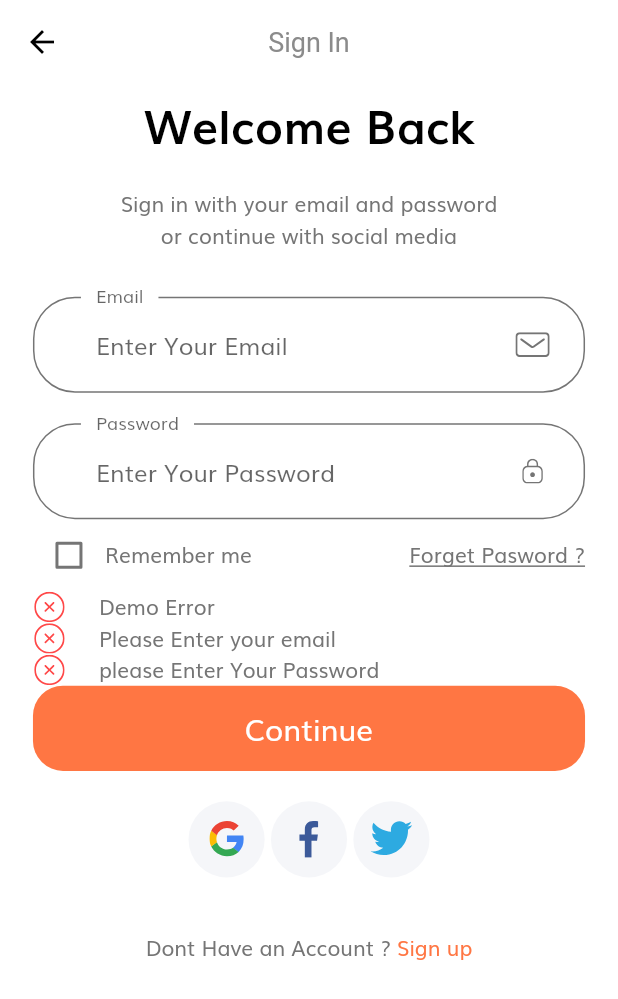
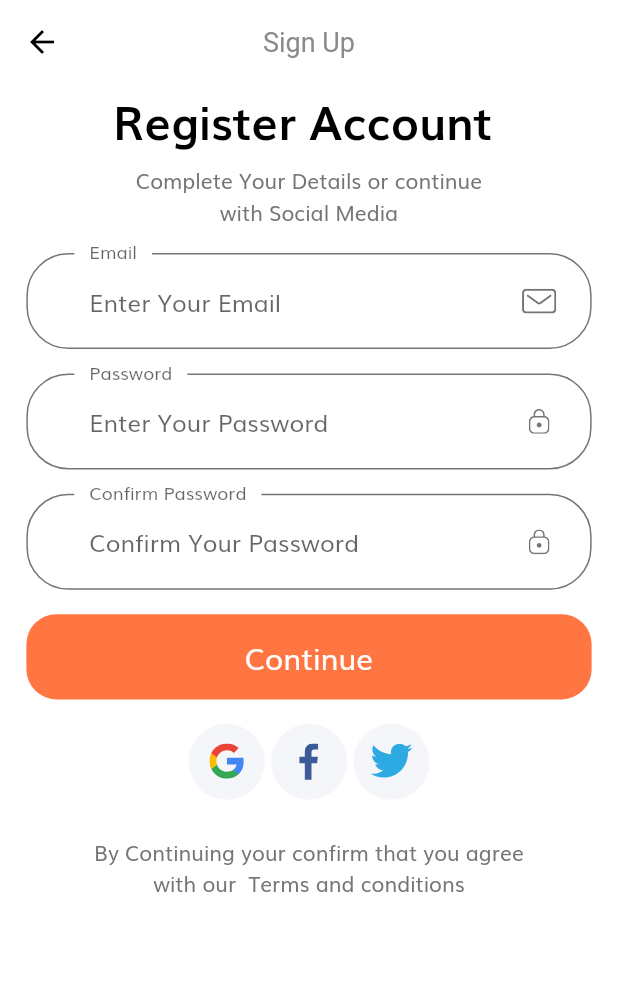
Before and after one commit to Adel-Saad/ecommerce, a Flutter app: the SignInScreen screen opened by its route, after a tap on "Continue", after a tap on "Sign up", on a phone screen of 412 x 824 dp. Shown: the top 999 px of the screen. Run offline on Flutter 3.47's test engine with Material 2 defaults, Android fonts, the phone set to English and light mode, and no system bars; our stand-ins replace flutter_svg.

Commit message:
adding register account

```diff
--- a/lib/components/custom_suffix_icon.dart
+++ b/lib/components/custom_suffix_icon.dart
@@ -4,12 +4,13 @@ import 'package:flutter_svg/svg.dart';
 import '../size_config.dart';
 
 class CustomSuffixIcon extends StatelessWidget {
+// props ...
   final String svgIcon;
-
+// constr ...
   const CustomSuffixIcon({
     @required this.svgIcon,
   });
-
+// Main Build ...
   @override
   Widget build(BuildContext context) {
     return Padding(
--- a/lib/components/error_form.dart
+++ b/lib/components/error_form.dart
@@ -4,13 +4,14 @@ import 'package:flutter_svg/svg.dart';
 import '../size_config.dart';
 
 class ErrorForm extends StatelessWidget {
+// constr ...
   const ErrorForm({
     Key key,
     @required this.errors,
   }) : super(key: key);
-
+// props ...
   final List<String> errors;
-
+// Main Build ...
   @override
   Widget build(BuildContext context) {
     return Column(
@@ -19,6 +20,7 @@ class ErrorForm extends StatelessWidget {
     );
   }
 
+//==============================================================================
   Row ErrorText(String error) {
     return Row(
       children: [
--- a/lib/components/no_account_form.dart
+++ b/lib/components/no_account_form.dart
@@ -1,3 +1,4 @@
+import 'package:e_commerce_app/screens/sign_up/sign_up.dart';
 import 'package:flutter/material.dart';
 
 import '../constants.dart';
@@ -14,7 +15,9 @@ class NoAccountText extends StatelessWidget {
       children: [
         Text('Dont Have an Account ?'),
         GestureDetector(
-          onTap: () {},
+          onTap: () {
+            Navigator.pushNamed(context, SignUp.routeName);
+          },
           child: Text(
             ' Sign up',
             style: TextStyle(
--- a/lib/constants.dart
+++ b/lib/constants.dart
@@ -23,20 +23,26 @@ final headingStyle = TextStyle(
 );
 
 const defaultDuration = Duration(milliseconds: 250);
-
+//------------------------------------------------------------------------------
 // Form Error
 final RegExp emailValidatorRegExp =
     RegExp(r"^[a-zA-Z0-9.]+@[a-zA-Z0-9]+\.[a-zA-Z]+");
 
 const String kEmailNullError = "Please Enter your email";
 const String kInvalidEmailError = "Please Enter Valid Email";
+//.....................
 const String kPassNullError = "Please Enter your password";
 const String kShortPassError = "Password is too short";
+//.....................
+const String kConfPassNullError = "Please Confirm your password";
 const String kMatchPassError = "Passwords don't match";
+//....................
 const String kNamelNullError = "Please Enter your name";
+//....................
 const String kPhoneNumberNullError = "Please Enter your phone number";
+//....................
 const String kAddressNullError = "Please Enter your address";
-
+//------------------------------------------------------------------------------
 final otpInputDecoration = InputDecoration(
   contentPadding:
       EdgeInsets.symmetric(vertical: getProportionateScreenWidth(15)),
--- a/lib/main.dart
+++ b/lib/main.dart
@@ -3,9 +3,7 @@ import 'package:e_commerce_app/screens/splash/splash.dart';
 import 'package:e_commerce_app/theme.dart';
 import 'package:flutter/material.dart';
 
-void main() {
-  runApp(MyApp());
-}
+void main() => runApp(MyApp());
 
 class MyApp extends StatelessWidget {
   // This widget is the root of your application.
--- a/lib/routes.dart
+++ b/lib/routes.dart
@@ -1,6 +1,8 @@
+import 'package:e_commerce_app/screens/complete_profile/complete_profile.dart';
 import 'package:e_commerce_app/screens/forget_password/forgot_password.dart';
 import 'package:e_commerce_app/screens/login_success/log_in_success.dart';
 import 'package:e_commerce_app/screens/sign_in/sign_in_screen.dart';
+import 'package:e_commerce_app/screens/sign_up/sign_up.dart';
 import 'package:e_commerce_app/screens/splash/splash.dart';
 import 'package:flutter/material.dart';
 
@@ -9,4 +11,6 @@ final Map<String, WidgetBuilder> routes = {
   SignInScreen.routeName: (context) => SignInScreen(),
   ForgotPassword.routeName: (context) => ForgotPassword(),
   LogInSuccess.routeName: (context) => LogInSuccess(),
+  SignUp.routeName: (context) => SignUp(),
+  CompleteProfile.routeName: (context) => CompleteProfile(),
 };
--- a/lib/screens/sign_in/components/body.dart
+++ b/lib/screens/sign_in/components/body.dart
@@ -1,9 +1,10 @@
 import 'package:e_commerce_app/components/no_account_form.dart';
 import 'package:e_commerce_app/components/social_card.dart';
-import 'package:e_commerce_app/constants.dart';
 import 'package:e_commerce_app/screens/sign_in/components/sign_in_form.dart';
 import 'package:e_commerce_app/size_config.dart';
 import 'package:flutter/material.dart';
+
+import '../../../constants.dart';
 
 class Body extends StatelessWidget {
   @override
@@ -17,26 +18,16 @@ class Body extends StatelessWidget {
           child: SingleChildScrollView(
             child: Column(
               children: [
-                SizedBox(
-                  height: getProportionateScreenHeight(04),
-                ),
                 Text(
                   'Welcome Back',
-                  style: TextStyle(
-                    color: Colors.black,
-                    fontSize: getProportionateScreenWidth(28),
-                    fontWeight: FontWeight.bold,
-                  ),
+                  style: headingStyle,
                 ),
                 SizedBox(
-                  height: getProportionateScreenHeight(20),
+                  height: getProportionateScreenHeight(16),
                 ),
                 Text(
                   "Sign in with your email and password \nor continue with social media",
                   textAlign: TextAlign.center,
-                ),
-                SizedBox(
-                  height: getProportionateScreenHeight(10),
                 ),
                 SignInForm(),
                 SizedBox(
@@ -60,7 +51,7 @@ class Body extends StatelessWidget {
                   ],
                 ),
                 SizedBox(
-                  height: getProportionateScreenHeight(36),
+                  height: getProportionateScreenHeight(16),
                 ),
                 NoAccountText(),
               ],
--- a/lib/screens/sign_in/components/sign_in_form.dart
+++ b/lib/screens/sign_in/components/sign_in_form.dart
@@ -5,14 +5,7 @@ import 'package:e_commerce_app/screens/login_success/log_in_success.dart';
 import 'package:flutter/material.dart';
 
 import '../../../constants.dart';
-import '../../../constants.dart';
-import '../../../constants.dart';
-import '../../../constants.dart';
-import '../../../constants.dart';
-import '../../../constants.dart';
-import '../../../constants.dart';
-import '../../../constants.dart';
-import '../../../constants.dart';
+
 import '../../../size_config.dart';
 
 class SignInForm extends StatefulWidget {
@@ -21,10 +14,13 @@ class SignInForm extends StatefulWidget {
 }
 
 class _SignInFormState extends State<SignInForm> {
+// props ...
   final _formKey = GlobalKey<FormState>();
-  final List<String> errors = ["Demo Error"];
+  String email;
+  String password;
+  final List<String> errors = [];
   bool remember = false;
-
+// Main Build ...
   @override
   Widget build(BuildContext context) {
     return Form(
@@ -32,7 +28,7 @@ class _SignInFormState extends State<SignInForm> {
       child: Column(
         children: [
           SizedBox(
-            height: getProportionateScreenHeight(20),
+            height: getProportionateScreenHeight(16),
           ),
           buildEmailFormField(),
           SizedBox(
@@ -42,25 +38,7 @@ class _SignInFormState extends State<SignInForm> {
           SizedBox(
             width: getProportionateScreenWidth(20),
           ),
-          Row(
-            children: [
-              Checkbox(
-                activeColor: kPrimaryColor,
-                value: remember,
-                onChanged: (value) {
-                  setState(() {
-                    remember = value;
-                  });
-                },
-              ),
-              Text('Remember me'),
-              Spacer(),
-              Text(
-                'Forget Pasword ?',
-                style: TextStyle(decoration: TextDecoration.underline),
-              ),
-            ],
-          ),
+          buildRememberMeRow(),
           ErrorForm(errors: errors),
           SizedBox(
             width: getProportionateScreenWidth(70),
@@ -69,7 +47,7 @@ class _SignInFormState extends State<SignInForm> {
             press: () {
               if (_formKey.currentState.validate()) {
                 _formKey.currentState.save();
-                Navigator.pushNamed(context, LogInSuccess.routeName);
+                // Navigator.pushNamed(context, LogInSuccess.routeName);
               }
             },
             text: 'Continue',
@@ -79,17 +57,34 @@ class _SignInFormState extends State<SignInForm> {
     );
   }
 
+//------------------------------------------------------------------------------
+  void addError(String error) {
+    if (!errors.contains(error)) {
+      setState(() {
+        errors.add(error);
+      });
+    }
+  }
+
+//------------------------------------------------------------------------------
+  void removeError(String error) {
+    if (errors.contains(error)) {
+      errors.remove(error);
+    }
+  }
+
+//------------------------------------------------------------------------------
   TextFormField buildEmailFormField() {
     return TextFormField(
       validator: (value) {
         if (value.isEmpty && !errors.contains(kEmailNullError)) {
           setState(() {
-            errors.add(kEmailNullError);
+            addError(kEmailNullError);
           });
         } else if (!emailValidatorRegExp.hasMatch(value) &&
             !errors.contains(kInvalidEmailError)) {
           setState(() {
-            errors.add(kInvalidEmailError);
+            addError(kInvalidEmailError);
           });
         }
         return null;
@@ -97,16 +92,17 @@ class _SignInFormState extends State<SignInForm> {
       onChanged: (value) {
         if (value.isNotEmpty && errors.contains(kEmailNullError)) {
           setState(() {
-            errors.remove(kEmailNullError);
+            removeError(kEmailNullError);
           });
         } else if (emailValidatorRegExp.hasMatch(value) &&
             errors.contains(kInvalidEmailError)) {
           setState(() {
-            errors.remove(kEmailNullError);
+            removeError(kEmailNullError);
           });
         }
         return null;
       },
+      onSaved: (newValue) => email = newValue,
       keyboardType: TextInputType.emailAddress,
       decoration: InputDecoration(
         floatingLabelBehavior: FloatingLabelBehavior.always,
@@ -119,15 +115,30 @@ class _SignInFormState extends State<SignInForm> {
     );
   }
 
+//------------------------------------------------------------------------------
   TextFormField buildPasswordFormField() {
     return TextFormField(
+      onSaved: (newValue) => password = newValue,
       validator: (value) {
-        if (value.isEmpty) {
+        if (value.isEmpty && !errors.contains(kPassNullError)) {
           setState(() {
-            errors.add("please Enter Your Password");
+            errors.add(kPassNullError);
+          });
+        } else if (value.length < 8 && !errors.contains(kShortPassError)) {
+          errors.add(kShortPassError);
+        }
+        return null;
+      },
+      onChanged: (value) {
+        if (value.isNotEmpty && errors.contains(kPassNullError)) {
+          setState(() {
+            errors.remove(kPassNullError);
+          });
+        } else if (value.length >= 8 && errors.contains(kShortPassError)) {
+          setState(() {
+            errors.remove(kShortPassError);
           });
         }
-        return null;
       },
       obscureText: true,
       decoration: InputDecoration(
@@ -140,4 +151,28 @@ class _SignInFormState extends State<SignInForm> {
       ),
     );
   }
+
+//------------------------------------------------------------------------------
+  Row buildRememberMeRow() {
+    return Row(
+      children: [
+        Checkbox(
+          activeColor: kPrimaryColor,
+          value: remember,
+          onChanged: (value) {
+            setState(() {
+              remember = value;
+            });
+          },
+        ),
+        Text('Remember me'),
+        Spacer(),
+        Text(
+          'Forget Pasword ?',
+          style: TextStyle(decoration: TextDecoration.underline),
+        ),
+      ],
+    );
+  }
+//------------------------------------------------------------------------------
 }
--- /dev/null
+++ b/lib/screens/sign_up/components/body.dart
@@ -0,0 +1,41 @@
+import 'package:e_commerce_app/components/no_account_form.dart';
+import 'package:e_commerce_app/screens/sign_up/components/sign_up_form.dart';
+import 'package:e_commerce_app/size_config.dart';
+import 'package:flutter/material.dart';
+
+import '../../../constants.dart';
+
+class Body extends StatelessWidget {
+  @override
+  Widget build(BuildContext context) {
+    return SingleChildScrollView(
+      child: SizedBox(
+        width: double.infinity,
+        child: Column(
+          children: [
+            Text(
+              "Register Account ",
+              style: headingStyle,
+            ),
+            SizedBox(
+              height: SizeConfig.screenHeight * 0.01,
+            ),
+            Text("Complete Your Details or continue\nwith Social Media",
+                textAlign: TextAlign.center),
+            SizedBox(
+              height: SizeConfig.screenHeight * 0.02,
+            ),
+            SignUpForm(),
+            SizedBox(
+              height: SizeConfig.screenHeight * 0.03,
+            ),
+            Text(
+              "By Continuing your confirm that you agree\nwith our  Terms and conditions",
+              textAlign: TextAlign.center,
+            ),
+          ],
+        ),
+      ),
+    );
+  }
+}
--- /dev/null
+++ b/lib/screens/sign_up/components/sign_up_form.dart
@@ -0,0 +1,215 @@
+import 'package:e_commerce_app/components/custom_suffix_icon.dart';
+import 'package:e_commerce_app/components/default_button.dart';
+import 'package:e_commerce_app/components/error_form.dart';
+import 'package:e_commerce_app/components/social_card.dart';
+import 'package:e_commerce_app/screens/complete_profile/complete_profile.dart';
+import 'package:flutter/material.dart';
+
+import '../../../constants.dart';
+import '../../../size_config.dart';
+
+class SignUpForm extends StatefulWidget {
+  @override
+  _SignUpFormState createState() => _SignUpFormState();
+}
+
+class _SignUpFormState extends State<SignUpForm> {
+// props ...
+  final _formKey = GlobalKey<FormState>();
+  String email;
+  String password;
+  String confirmPassword;
+  final List<String> errors = [];
+
+  @override
+  Widget build(BuildContext context) {
+    return Form(
+      key: _formKey,
+      child: Padding(
+        padding:
+            EdgeInsets.symmetric(horizontal: getProportionateScreenWidth(16)),
+        child: Column(
+          children: [
+            buildEmailFormField(),
+            SizedBox(
+              height: getProportionateScreenHeight(16),
+            ),
+            buildPasswordFormField(),
+            SizedBox(
+              height: getProportionateScreenHeight(16),
+            ),
+            buildConfirmPasswordFormField(),
+            ErrorForm(errors: errors),
+            SizedBox(
+              height: getProportionateScreenHeight(16),
+            ),
+            DefaultButton(
+              press: () {
+                if (_formKey.currentState.validate()) {}
+                Navigator.pushNamed(context, CompleteProfile.routeName);
+              },
+              text: "Continue",
+            ),
+            SizedBox(
+              height: getProportionateScreenHeight(16),
+            ),
+            Row(
+              mainAxisAlignment: MainAxisAlignment.center,
+              children: [
+                SocialCard(
+                  svg: "assets/icons/google-icon.svg",
+                  press: () {},
+                ),
+                SocialCard(
+                  svg: "assets/icons/facebook-2.svg",
+                  press: () {},
+                ),
+                SocialCard(
+                  svg: "assets/icons/twitter.svg",
+                  press: () {},
+                ),
+              ],
+            ),
+          ],
+        ),
+      ),
+    );
+  }
+
+//------------------------------------------------------------------------------
+  TextFormField buildConfirmPasswordFormField() {
+    return TextFormField(
+      onSaved: (newValue) => confirmPassword = newValue,
+      validator: (value) {
+        if (value.isEmpty && !errors.contains(kConfPassNullError)) {
+          setState(() {
+            addError(kConfPassNullError);
+          });
+        } else if (value != password && !errors.contains(kMatchPassError)) {
+          setState(() {
+            addError(kMatchPassError);
+          });
+        }
+        return null;
+      },
+      onChanged: (value) {
+        if (value.isNotEmpty && errors.contains(kConfPassNullError)) {
+          setState(() {
+            removeError(kConfPassNullError);
+          });
+        } else if (value == password && errors.contains(kMatchPassError)) {
+          setState(() {
+            removeError(kMatchPassError);
+          });
+        }
+        return null;
+      },
+      obscureText: true,
+      decoration: InputDecoration(
+        floatingLabelBehavior: FloatingLabelBehavior.always,
+        labelText: "Confirm Password",
+        hintText: "Confirm Your Password",
+        suffixIcon: CustomSuffixIcon(
+          svgIcon: "assets/icons/Lock.svg",
+        ),
+      ),
+    );
+  }
+
+//------------------------------------------------------------------------------
+  TextFormField buildPasswordFormField() {
+    return TextFormField(
+      onSaved: (newValue) => password = newValue,
+      validator: (value) {
+        if (value.isEmpty && !errors.contains(kPassNullError)) {
+          setState(() {
+            addError(kPassNullError);
+          });
+        } else if (value.length < 8 && !errors.contains(kShortPassError)) {
+          setState(() {
+            addError(kShortPassError);
+          });
+        }
+        return null;
+      },
+      onChanged: (value) {
+        if (value.isNotEmpty && errors.contains(kPassNullError)) {
+          setState(() {
+            removeError(kPassNullError);
+          });
+        } else if (value.length >= 8 && errors.contains(kShortPassError)) {
+          setState(() {
+            removeError(kShortPassError);
+          });
+        }
+      },
+      obscureText: true,
+      decoration: InputDecoration(
+        floatingLabelBehavior: FloatingLabelBehavior.always,
+        labelText: "Password",
+        hintText: "Enter Your Password",
+        suffixIcon: CustomSuffixIcon(
+          svgIcon: "assets/icons/Lock.svg",
+        ),
+      ),
+    );
+  }
+
+//------------------------------------------------------------------------------
+  void addError(String error) {
+    if (!errors.contains(error)) {
+      setState(() {
+        errors.add(error);
+      });
+    }
+  }
+
+//------------------------------------------------------------------------------
+  void removeError(String error) {
+    if (errors.contains(error)) {
+      errors.remove(error);
+    }
+  }
+
+//------------------------------------------------------------------------------
+  TextFormField buildEmailFormField() {
+    return TextFormField(
+      validator: (value) {
+        if (value.isEmpty && !errors.contains(kEmailNullError)) {
+          setState(() {
+            addError(kEmailNullError);
+          });
+        } else if (!emailValidatorRegExp.hasMatch(value) &&
+            !errors.contains(kInvalidEmailError)) {
+          setState(() {
+            addError(kInvalidEmailError);
+          });
+        }
+        return null;
+      },
+      onChanged: (value) {
+        if (value.isNotEmpty && errors.contains(kEmailNullError)) {
+          setState(() {
+            removeError(kEmailNullError);
+          });
+        } else if (emailValidatorRegExp.hasMatch(value) &&
+            errors.contains(kInvalidEmailError)) {
+          setState(() {
+            removeError(kEmailNullError);
+          });
+        }
+        return null;
+      },
+      onSaved: (newValue) => email = newValue,
+      keyboardType: TextInputType.emailAddress,
+      decoration: InputDecoration(
+        floatingLabelBehavior: FloatingLabelBehavior.always,
+        labelText: "Email",
+        hintText: "Enter Your Email",
+        suffixIcon: CustomSuffixIcon(
+          svgIcon: "assets/icons/Mail.svg",
+        ),
+      ),
+    );
+  }
+}
--- /dev/null
+++ b/lib/screens/sign_up/sign_up.dart
@@ -0,0 +1,16 @@
+import 'package:e_commerce_app/screens/sign_up/components/body.dart';
+import 'package:flutter/material.dart';
+
+class SignUp extends StatelessWidget {
+  static String routeName = "/sign_up";
+  @override
+  Widget build(BuildContext context) {
+    return Scaffold(
+      appBar: AppBar(
+        title: Text("Sign Up"),
+        centerTitle: true,
+      ),
+      body: Body(),
+    );
+  }
+}
--- a/lib/screens/splash/components/splash_content.dart
+++ b/lib/screens/splash/components/splash_content.dart
@@ -14,7 +14,8 @@ class SplashContent extends StatelessWidget {
 
   @override
   Widget build(BuildContext context) {
-    return Column(
+    return SingleChildScrollView(
+      child: Column(
         children: [
           Spacer(),
           Text(
@@ -37,6 +38,7 @@ class SplashContent extends StatelessWidget {
             width: getProportionateScreenWidth(235),
           ),
         ],
+      ),
     );
   }
 }
```
Also changed, not shown: lib/screens/complete_profile/complete_profile.dart (added, +16 -0 lines), lib/screens/complete_profile/components/body.dart (added, +114 -0 lines). Lines whose indentation alone changed are shown as unchanged.
